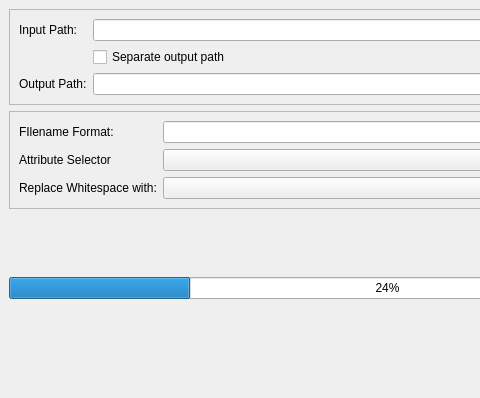
The window that gui/ui_mainwindow.ui (minorsecond/ExifSort) describes before a commit, drawn with Qt 5; both pictures show x 0 to 480 and y 0 to 398 of the 855 by 398 pixel window.
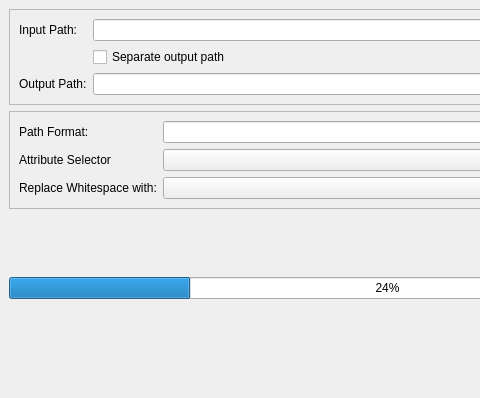
The same window after the commit.

Commit message: Create output path from input path

```diff
--- a/gui/ui_mainwindow.ui
+++ b/gui/ui_mainwindow.ui
@@ -27,7 +27,7 @@
        <item row="1" column="0">
         <widget class="QLabel" name="filenameFormatLabel">
          <property name="text">
-          <string>FIlename Format:</string>
+          <string>Path Format:</string>
          </property>
         </widget>
        </item>
```
Left out of the diff: 6 changed lines with no effect on the pictures. The commit also changes 2 other files.
